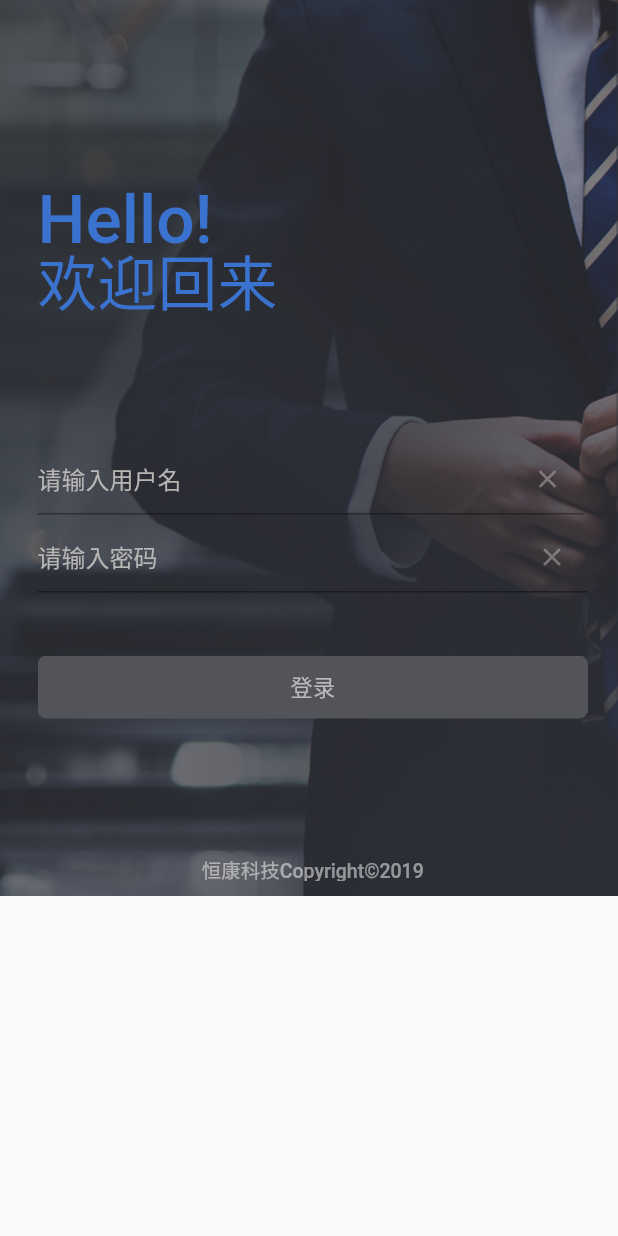
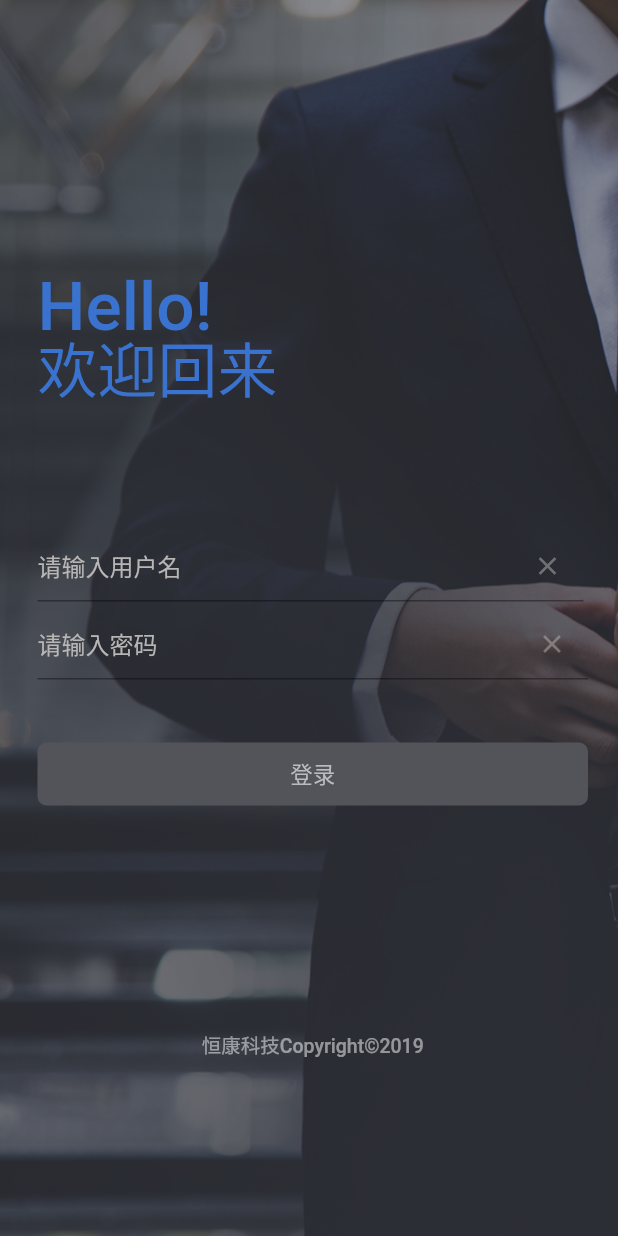
Before and after one commit to rookiesQ/flutter, a Flutter app: the LoginView screen opened directly, on a phone screen of 412 x 824 dp. Run offline on Flutter 3.47's test engine with Material 2 defaults, Android fonts, the phone set to English and light mode, and no system bars; our stand-ins replace intro_slider, shared_preferences; accounts and stored records are empty.

Commit message:
修改登录页

```diff
--- a/lib/app.dart
+++ b/lib/app.dart
@@ -1,7 +1,11 @@
 import 'package:flutter/material.dart';
 import 'package:hk_app/launch.dart';
-
-class App extends StatelessWidget{
+import 'package:hk_app/login/login.dart';
+class App extends StatefulWidget{
+  @override
+  _AppStateWidget createState()=> new _AppStateWidget();
+}
+class _AppStateWidget extends State<App> {
   @override
   Widget build(BuildContext context) {
         return new MaterialApp(
@@ -9,10 +13,12 @@ class App extends StatelessWidget{
           theme: new ThemeData(
             primaryColor: Colors.white
           ),
-          home: new Scaffold(
-            body: new SplashScreen(),
-            resizeToAvoidBottomPadding: false,
-          )
+          initialRoute: '/launch',
+          routes: {
+            '/': (BuildContext context) => new SplashScreen(),
+            '/launch': (BuildContext context) => new SplashScreen(),
+            '/login': (BuildContext context) => new LoginView(),
+          },
 
     );
   }
--- a/lib/login/login.dart
+++ b/lib/login/login.dart
@@ -5,17 +5,17 @@ class LoginView extends StatelessWidget {
 
   @override
   Widget build(BuildContext context) {
-    return new Container(
-        child: new Container(
+    return Scaffold(
+      body:new Container(
           decoration:BoxDecoration(
             image: new DecorationImage(
               image:AssetImage('assets/images/bg.png'),
               fit:BoxFit.cover
             )
           ),
-
-          child: new SingleChildScrollView(
-            padding: const EdgeInsets.fromLTRB(25,120,20,10),
+          child: Center(
+            child:new SingleChildScrollView(
+            padding: const EdgeInsets.fromLTRB(25,70,20,10),
             child: Column(
               children: <Widget>[
                 Row(
@@ -51,15 +51,9 @@ class LoginView extends StatelessWidget {
                 InputEdtextNameWiget(),
                 InputEdtextPasswordWiget(),
                 SizedBox(height:40),
-                Stack(
-                  children: <Widget>[
                 LoginButtonWiget(),
                 SizedBox(height: 150),
-                    Positioned(
-                      bottom: -2,
-                      left:0,
-                      right:0,
-                      child: Text(
+                Text(
                     "恒康科技Copyright©2019",
                     textAlign: TextAlign.center,
                     style: TextStyle(
@@ -69,18 +63,11 @@ class LoginView extends StatelessWidget {
                       color: Color.fromRGBO(255, 255, 255, 0.5)
                     )
                   ),
-
-                    )
-
-          ],
-        )
               ],
             ),
-
           )
-
+        )
       ),
-
 
     );
   }
```
Also changed, not shown: lib/launch.dart (+2 -9 lines), lib/main.dart (+1 -15 lines). Lines whose indentation alone changed are shown as unchanged.
